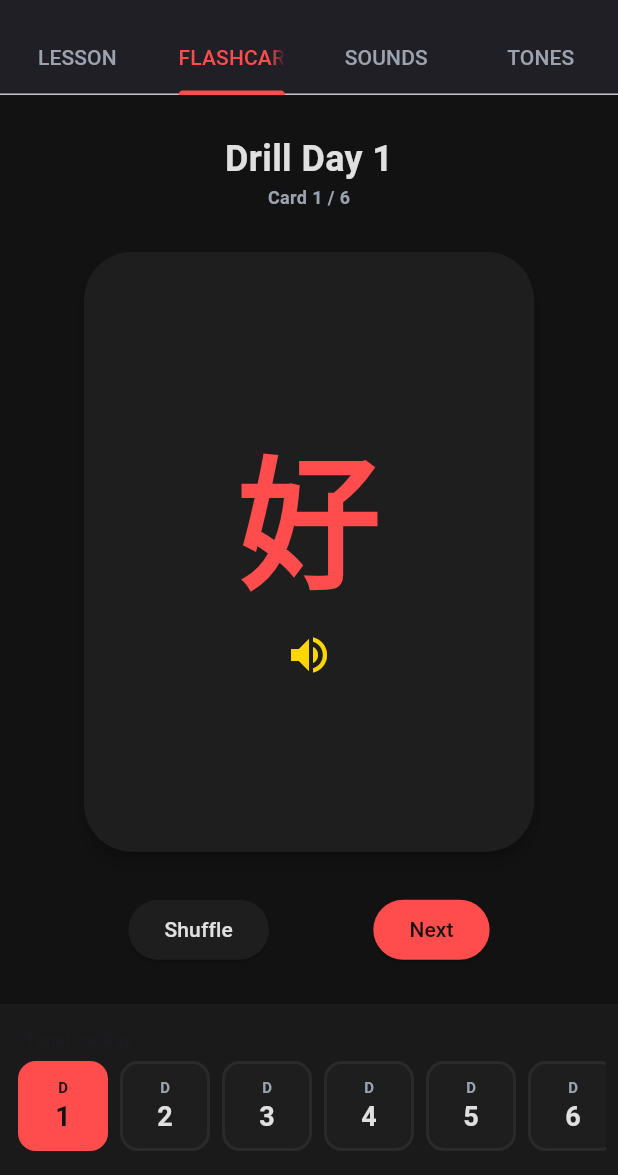
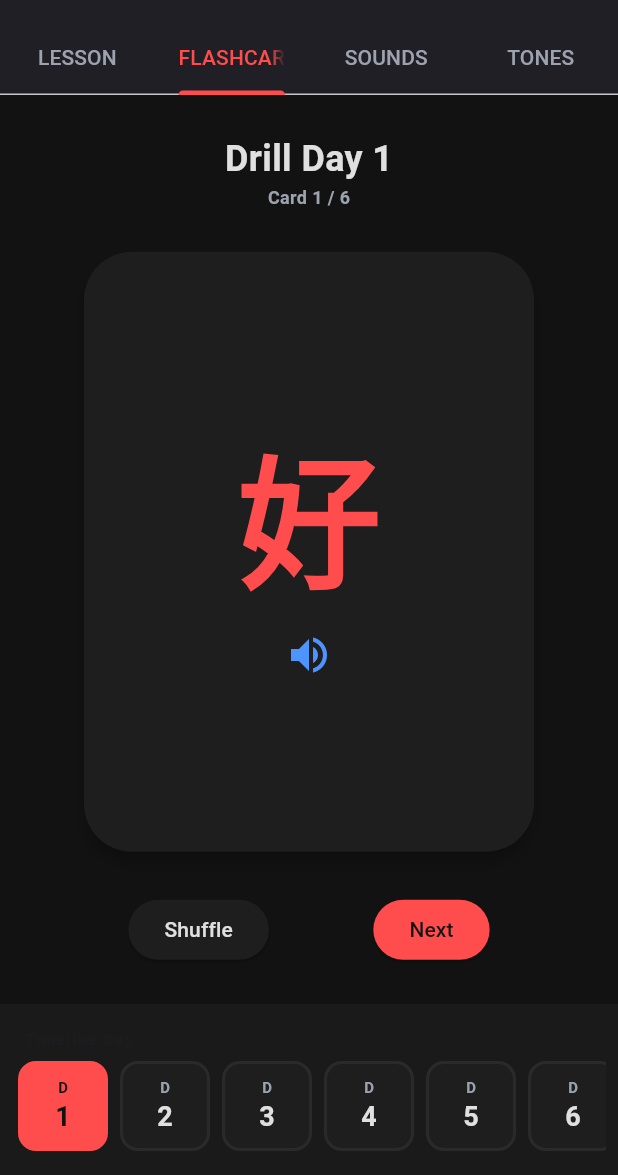
Before and after one commit to Tiendongle/AI_Sprint_Mandarin_Part_1, a Flutter app: the screen it shows after launch, tab 2 chosen, on a phone screen of 412 x 824 dp, the part 61-1236 px from its top. Run offline on Flutter 3.47's test engine with Material 3 defaults, Android fonts, the phone set to English and light mode, and no system bars; our stand-ins replace flutter_tts, shared_preferences.

Commit message:
fix: update colors and tap animation

```diff
--- a/flutter_app/lib/flashcards_tab.dart
+++ b/flutter_app/lib/flashcards_tab.dart
@@ -161,7 +161,7 @@ class _FlashcardsTabState extends State<FlashcardsTab> with SingleTickerProvider
                 ? [
                     Text(vocabItem.char, style: TextStyle(fontSize: 96, fontWeight: FontWeight.bold, color: widget.theme.primary)),
                     IconButton(
-                      icon: Icon(Icons.volume_up, color: widget.theme.accent, size: 32),
+                      icon: Icon(Icons.volume_up, color: widget.theme.secondary, size: 32),
                       onPressed: () => AudioHelper().speak(vocabItem.char),
                     )
                   ]
--- a/flutter_app/lib/pronunciation_tab.dart
+++ b/flutter_app/lib/pronunciation_tab.dart
@@ -27,6 +27,7 @@ class PronunciationTab extends StatelessWidget {
             children: (category['sounds'] as List<dynamic>).map((soundData) {
               final sound = soundData as Map<String, dynamic>;
               return InkWell(
+                borderRadius: BorderRadius.circular(16.0),
                 onTap: () => AudioHelper().speak(sound['audioHint'] as String),
                 child: Padding(
                   padding: const EdgeInsets.symmetric(horizontal: 16.0, vertical: 8.0),
--- a/flutter_app/lib/tone_guide_tab.dart
+++ b/flutter_app/lib/tone_guide_tab.dart
@@ -22,6 +22,7 @@ class ToneGuideTab extends StatelessWidget {
           margin: const EdgeInsets.symmetric(vertical: 8.0),
           shape: RoundedRectangleBorder(borderRadius: BorderRadius.circular(16.0)),
           child: InkWell(
+            borderRadius: BorderRadius.circular(16.0),
             onTap: () => AudioHelper().speak(tone['character']!),
             child: Padding(
               padding: const EdgeInsets.all(16.0),
```
